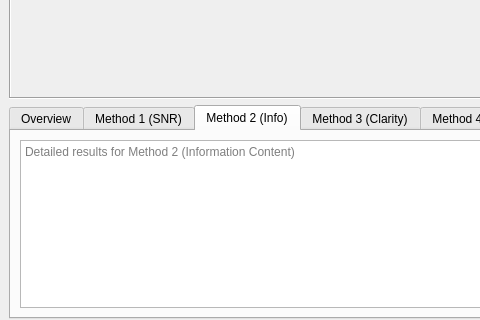
Qt form mainwindow.ui (SakuraPuare/SAR-QualityQT) before a commit; both pictures show x 0 to 480 and y 350 to 670 of the 1200 by 800 pixel window.
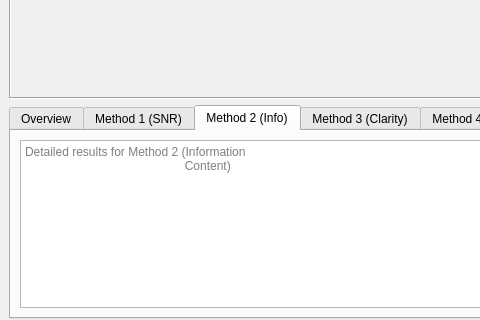
The same form after that commit. The open tabs and pages were chosen to show the change.

Commit message: 🌈 style: 优化主窗口国际化支持，重构翻译加载逻辑，增强日志信息输出，更新UI控件的占位文本，确保多语言兼容性。

The edit to the form file:
```diff
--- a/mainwindow.ui
+++ b/mainwindow.ui
@@ -314,7 +314,8 @@
             <bool>true</bool>
            </property>
             <property name="placeholderText">
-             <string>Detailed results for Method 2 (Information Content)</string>
+                                            <string>Detailed results for Method 2 (Information
+                                                Content)</string>
             </property>
           </widget>
          </item>
```
Left out of the diff: 31 changed lines with no effect on the pictures. Lines whose indentation alone changed are shown as unchanged. The commit also changes 3 other files.
